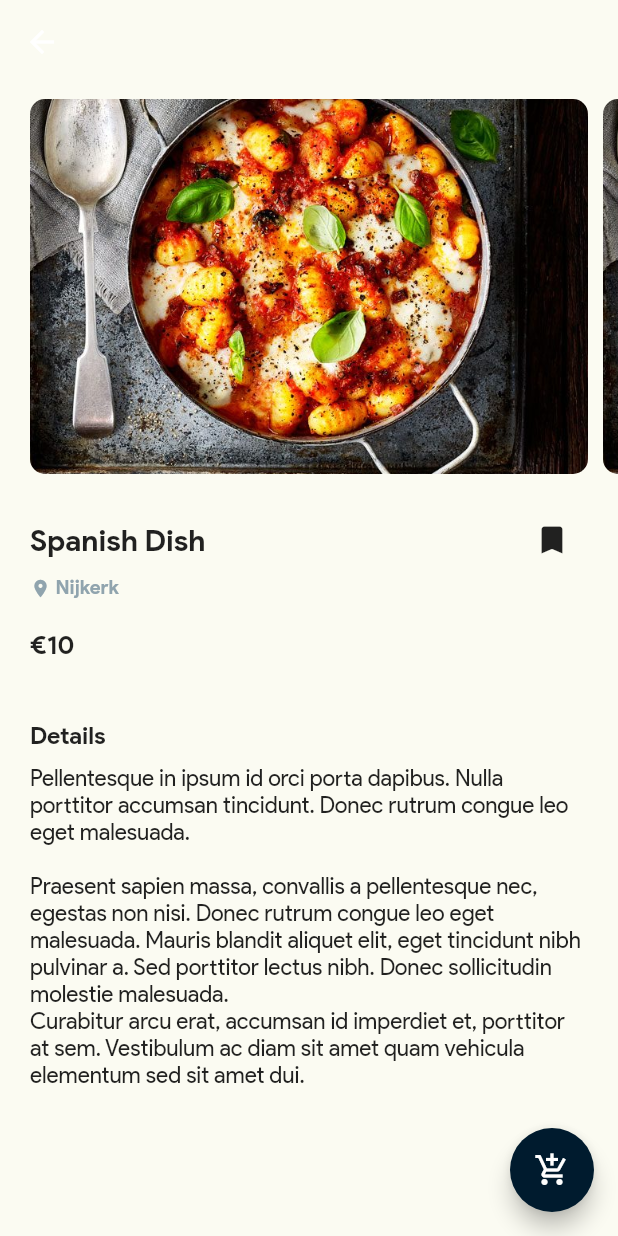
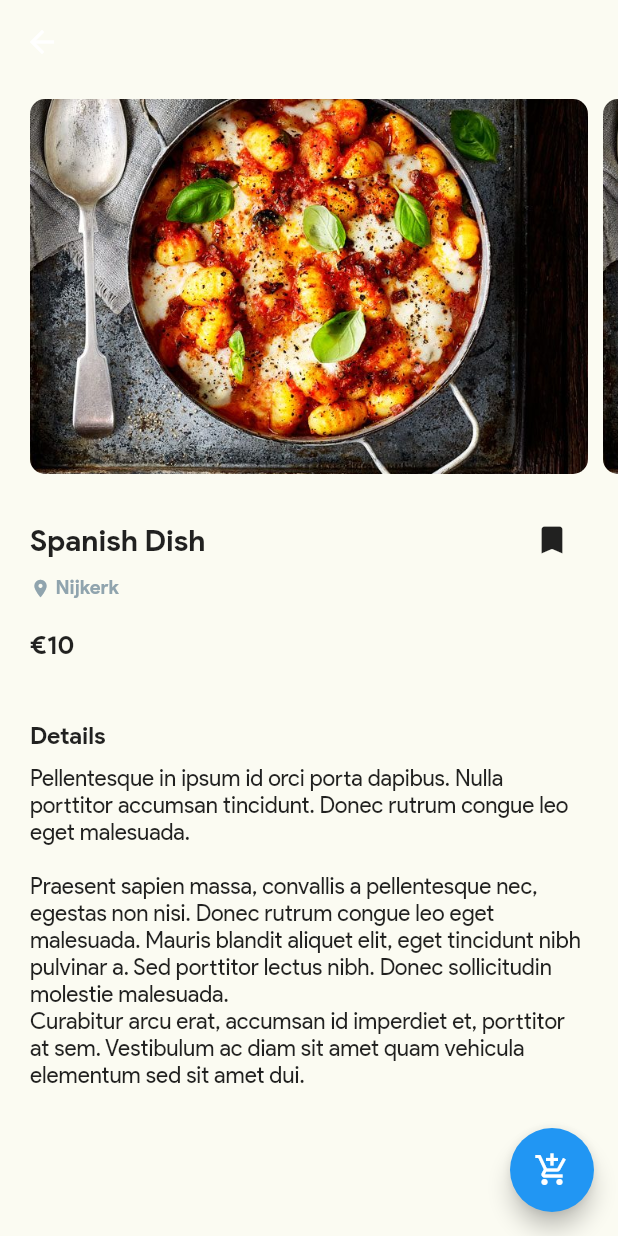
Before and after one commit to Slobbr/flutter_app, a Flutter app: the screen it shows after launch, after a tap on "Spanish Dish", on a phone screen of 412 x 824 dp. Run offline on Flutter 3.47's test engine with Material 2 defaults, Android fonts, the phone set to English and light mode, and no system bars; our stand-ins replace location; missing offline and left inert: geocoder_flutter, mapbox_gl.

Commit message:
Dark theme update

```diff
--- a/lib/screens/details.dart
+++ b/lib/screens/details.dart
@@ -127,7 +127,9 @@ class Details extends StatelessWidget {
       floatingActionButton: FloatingActionButton(
         child: Icon(
           Icons.add_shopping_cart,
+          color: Theme.of(context).colorScheme.onPrimary
         ),
+        backgroundColor: Theme.of(context).colorScheme.primary,
         onPressed: () {},
       ),
     );
--- a/lib/screens/map_screen.dart
+++ b/lib/screens/map_screen.dart
@@ -1,6 +1,7 @@
 import 'package:flutter/material.dart';
 import 'package:location/location.dart';
 import 'package:mapbox_gl/mapbox_gl.dart';
+import 'package:slobbr_app/utils/utils.dart';
 import 'package:slobbr_app/widgets/icon_badge.dart';
 
 class MapScreen extends StatefulWidget {
@@ -48,6 +49,7 @@ class _MapScreenState extends State<MapScreen> {
 
           double longitude;
           double latitude;
+          String style;
 
           if(snapshot.hasData){
             longitude = snapshot.data!.longitude!;
@@ -57,11 +59,16 @@ class _MapScreenState extends State<MapScreen> {
             longitude = 5.463793;
           }
 
+          if(Utils(context: context).isDarkModeEnabled()){
+            style = "mapbox://styles/bashazeveld/ckxkim34l0aqx14o5f3pd8gs8";
+          }else {
+            style = "mapbox://styles/bashazeveld/ckxfyhpyeftjk14mj5m2jxgcx";
+          }
 
 
           return MapboxMap(
             accessToken: "pk.eyJ1IjoiYmFzaGF6ZXZlbGQiLCJhIjoiY2twczU0bjJtMDA2ZTJvczdiMno0ZjFlaSJ9.ScVt-VQcblb3YtYW_0ltCA",
-            styleString: "mapbox://styles/bashazeveld/ckxfyhpyeftjk14mj5m2jxgcx",
+            styleString: style,
             initialCameraPosition: CameraPosition(
               zoom: 15.0,
               target: LatLng(latitude, longitude)
--- a/lib/utils/utils.dart
+++ b/lib/utils/utils.dart
@@ -15,4 +15,12 @@ class Utils {
     return returnDouble;
   }
 
+  bool isDarkModeEnabled() {
+    if (MediaQuery.of(context).platformBrightness == Brightness.dark){
+      return true;
+  }else {
+      return false;
+  }
 }
+
+}
```
